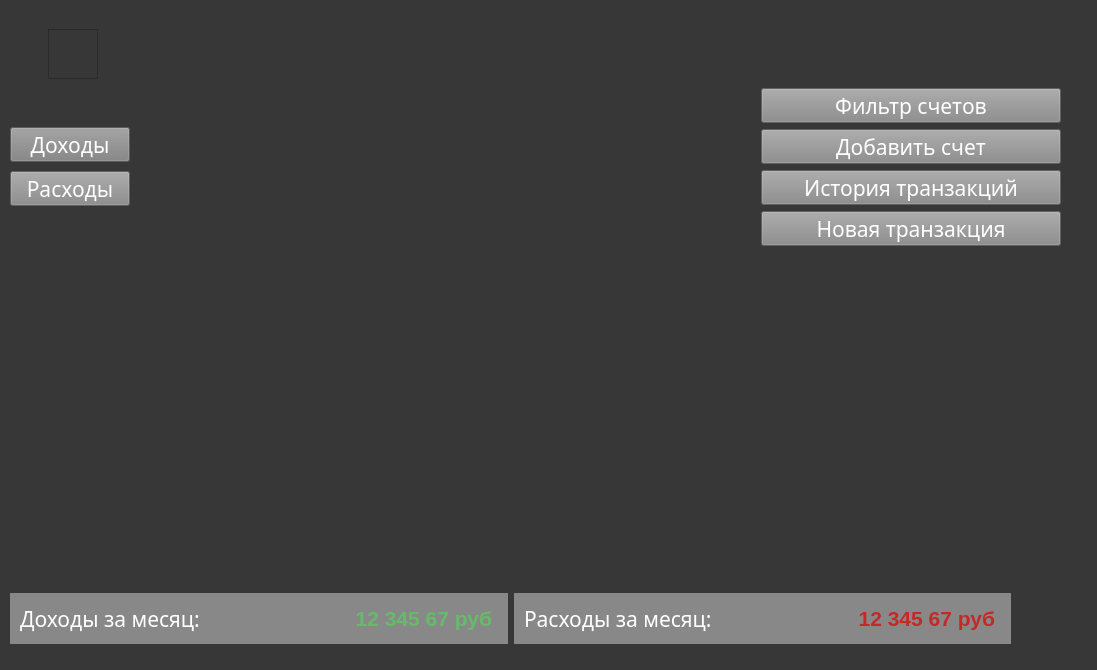
The window that ui/main.ui (Protocs/OkayMoney) describes before a commit, drawn with Qt 5.
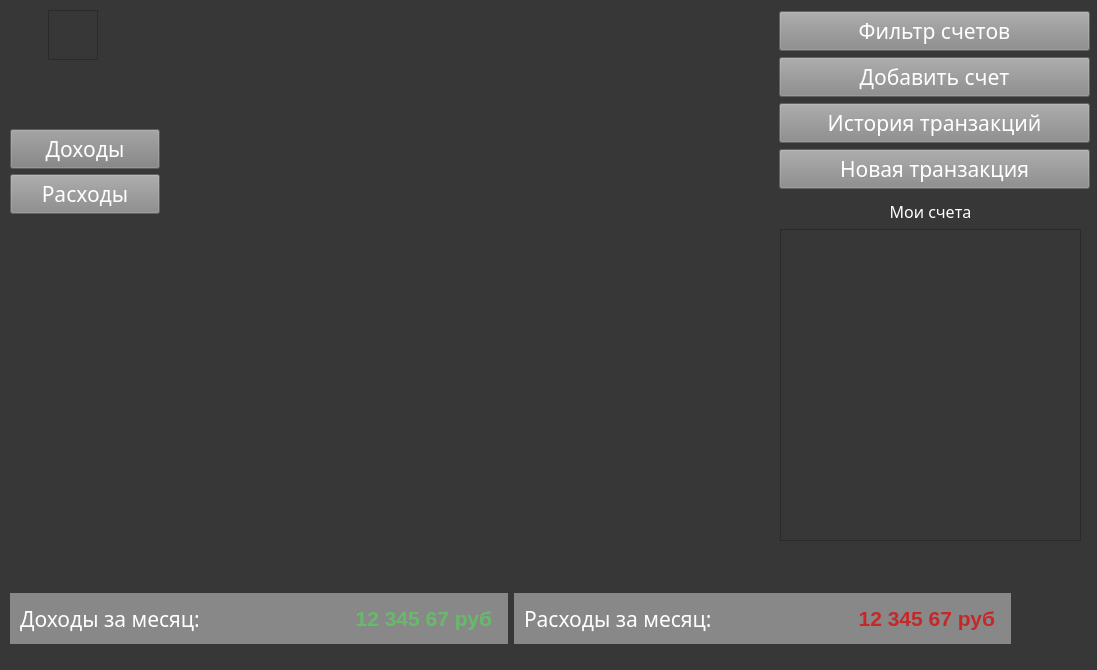
The same window after the commit. Icons and pictures are not drawn.

Commit message: Добавил вывод в главном окне имеющихся счетов.

```diff
--- a/ui/main.ui
+++ b/ui/main.ui
@@ -37,10 +37,10 @@
    <widget class="QWidget" name="layoutWidget">
     <property name="geometry">
      <rect>
-      <x>761</x>
-      <y>80</y>
-      <width>300</width>
-      <height>171</height>
+      <x>779</x>
+      <y>0</y>
+      <width>311</width>
+      <height>191</height>
      </rect>
     </property>
     <layout class="QVBoxLayout" name="accounts_layout">
@@ -52,7 +52,7 @@
        <property name="minimumSize">
         <size>
          <width>0</width>
-         <height>35</height>
+         <height>40</height>
         </size>
        </property>
        <property name="maximumSize">
@@ -82,7 +82,7 @@
        <property name="minimumSize">
         <size>
          <width>0</width>
-         <height>35</height>
+         <height>40</height>
         </size>
        </property>
        <property name="maximumSize">
@@ -112,7 +112,7 @@
        <property name="minimumSize">
         <size>
          <width>0</width>
-         <height>35</height>
+         <height>40</height>
         </size>
        </property>
        <property name="maximumSize">
@@ -142,7 +142,7 @@
        <property name="minimumSize">
         <size>
          <width>0</width>
-         <height>35</height>
+         <height>40</height>
         </size>
        </property>
        <property name="maximumSize">
@@ -174,8 +174,8 @@
      <rect>
       <x>10</x>
       <y>120</y>
-      <width>131</width>
-      <height>91</height>
+      <width>151</width>
+      <height>101</height>
      </rect>
     </property>
     <layout class="QVBoxLayout" name="verticalLayout_4">
@@ -184,15 +184,21 @@
      </property>
      <item>
       <widget class="QPushButton" name="OnlyIncomes">
+       <property name="sizePolicy">
+        <sizepolicy hsizetype="Preferred" vsizetype="Preferred">
+         <horstretch>0</horstretch>
+         <verstretch>0</verstretch>
+        </sizepolicy>
+       </property>
        <property name="minimumSize">
         <size>
-         <width>50</width>
-         <height>35</height>
+         <width>100</width>
+         <height>40</height>
         </size>
        </property>
        <property name="maximumSize">
         <size>
-         <width>120</width>
+         <width>150</width>
          <height>35</height>
         </size>
        </property>
@@ -221,8 +227,8 @@
        </property>
        <property name="maximumSize">
         <size>
-         <width>120</width>
-         <height>30</height>
+         <width>150</width>
+         <height>40</height>
         </size>
        </property>
        <property name="font">
@@ -355,11 +361,14 @@
      <rect>
       <x>10</x>
       <y>10</y>
-      <width>271</width>
+      <width>162</width>
       <height>89</height>
      </rect>
     </property>
     <layout class="QHBoxLayout" name="horizontalLayout_4">
+     <property name="sizeConstraint">
+      <enum>QLayout::SetFixedSize</enum>
+     </property>
      <item>
       <widget class="QLabel" name="logout_btn">
        <property name="minimumSize">
@@ -447,6 +456,47 @@
      </item>
     </layout>
    </widget>
+   <widget class="QWidget" name="">
+    <property name="geometry">
+     <rect>
+      <x>780</x>
+      <y>200</y>
+      <width>301</width>
+      <height>341</height>
+     </rect>
+    </property>
+    <layout class="QVBoxLayout" name="verticalLayout">
+     <property name="sizeConstraint">
+      <enum>QLayout::SetDefaultConstraint</enum>
+     </property>
+     <item>
+      <widget class="QLabel" name="label">
+       <property name="font">
+        <font>
+         <family>Gotham Pro Medium</family>
+         <pointsize>12</pointsize>
+        </font>
+       </property>
+       <property name="text">
+        <string>Мои счета</string>
+       </property>
+       <property name="alignment">
+        <set>Qt::AlignCenter</set>
+       </property>
+      </widget>
+     </item>
+     <item>
+      <widget class="QListWidget" name="accounts_list">
+       <property name="font">
+        <font>
+         <family>Gotham Pro Medium</family>
+         <pointsize>11</pointsize>
+        </font>
+       </property>
+      </widget>
+     </item>
+    </layout>
+   </widget>
   </widget>
   <widget class="QMenuBar" name="menubar">
    <property name="geometry">
```
Left out of the diff: 2 changed lines with no effect on the pictures. The commit also changes 1 other file.
